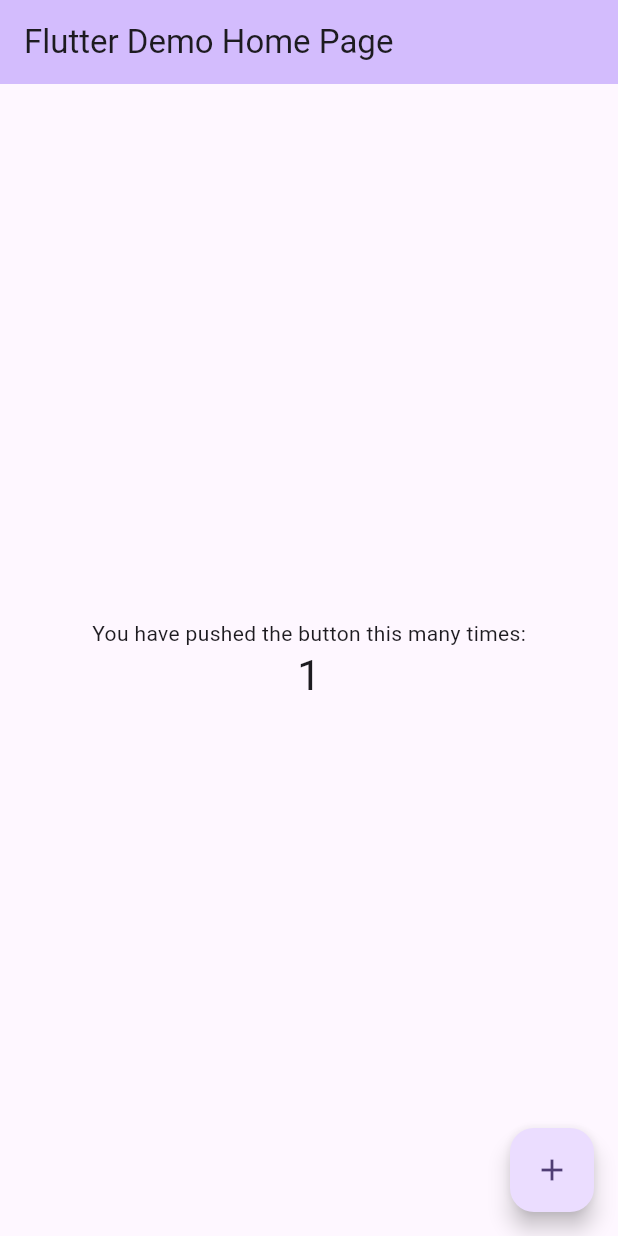
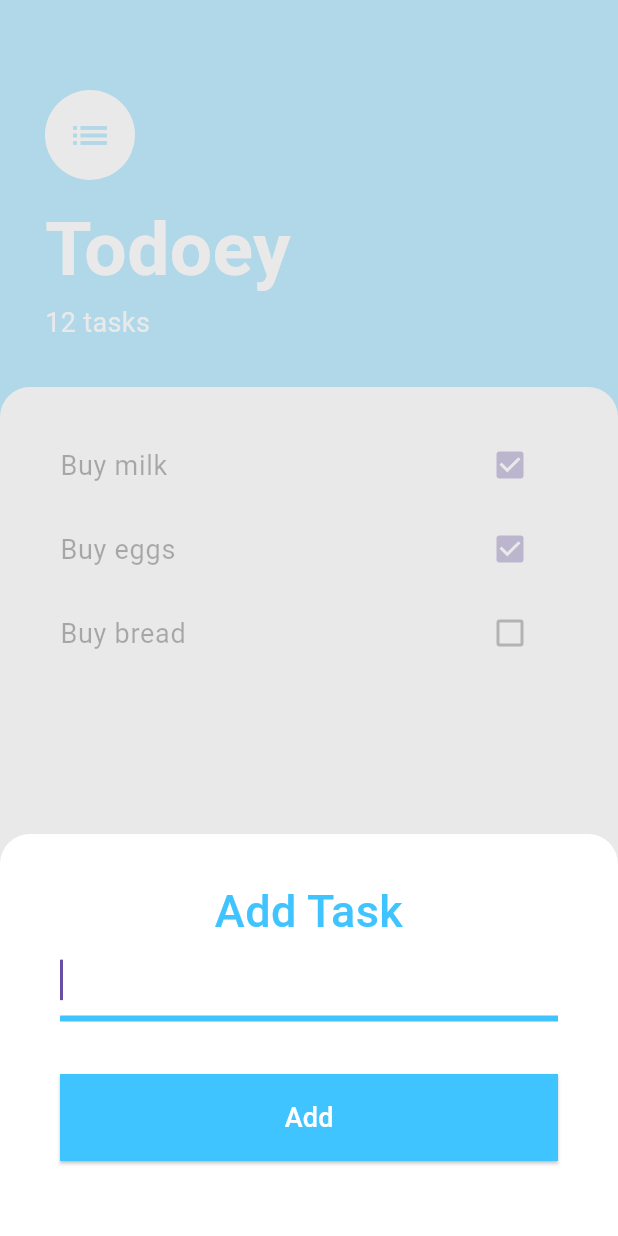
Before and after one commit to raphaelpinel/flutter-todoey, a Flutter app: the screen it shows after launch, after a tap on the "add" icon, on a phone screen of 412 x 824 dp. Run offline on Flutter 3.47's test engine with Material 3 defaults, Android fonts, the phone set to English and light mode, and no system bars.

Commit message:
Create tasks list and add task modal

```diff
--- a/lib/main.dart
+++ b/lib/main.dart
@@ -1,125 +1,25 @@
 import 'package:flutter/material.dart';
+import 'package:flutter/services.dart';
+import 'package:todoey_flutter/screens/tasks_screen.dart';
 
-void main() {
-  runApp(const MyApp());
-}
+void main() => runApp(const MyApp());
 
 class MyApp extends StatelessWidget {
   const MyApp({super.key});
 
-  // This widget is the root of your application.
+
   @override
   Widget build(BuildContext context) {
+    SystemChrome.setSystemUIOverlayStyle(const SystemUiOverlayStyle(
+      systemNavigationBarColor: Colors.transparent, // navigation bar color
+      statusBarColor: Colors.lightBlueAccent, // status bar color
+    ));
     return MaterialApp(
-      title: 'Flutter Demo',
       theme: ThemeData(
-        // This is the theme of your application.
-        //
-        // TRY THIS: Try running your application with "flutter run". You'll see
-        // the application has a purple toolbar. Then, without quitting the app,
-        // try changing the seedColor in the colorScheme below to Colors.green
-        // and then invoke "hot reload" (save your changes or press the "hot
-        // reload" button in a Flutter-supported IDE, or press "r" if you used
-        // the command line to start the app).
-        //
-        // Notice that the counter didn't reset back to zero; the application
-        // state is not lost during the reload. To reset the state, use hot
-        // restart instead.
-        //
-        // This works for code too, not just values: Most code changes can be
-        // tested with just a hot reload.
-        colorScheme: ColorScheme.fromSeed(seedColor: Colors.deepPurple),
-        useMaterial3: true,
+          primaryColor: Colors.lightBlueAccent,
+          scaffoldBackgroundColor: Colors.lightBlueAccent,
       ),
-      home: const MyHomePage(title: 'Flutter Demo Home Page'),
+        home: const TasksScreen()
     );
   }
 }
-
-class MyHomePage extends StatefulWidget {
-  const MyHomePage({super.key, required this.title});
-
-  // This widget is the home page of your application. It is stateful, meaning
-  // that it has a State object (defined below) that contains fields that affect
-  // how it looks.
-
-  // This class is the configuration for the state. It holds the values (in this
-  // case the title) provided by the parent (in this case the App widget) and
-  // used by the build method of the State. Fields in a Widget subclass are
-  // always marked "final".
-
-  final String title;
-
-  @override
-  State<MyHomePage> createState() => _MyHomePageState();
-}
-
-class _MyHomePageState extends State<MyHomePage> {
-  int _counter = 0;
-
-  void _incrementCounter() {
-    setState(() {
-      // This call to setState tells the Flutter framework that something has
-      // changed in this State, which causes it to rerun the build method below
-      // so that the display can reflect the updated values. If we changed
-      // _counter without calling setState(), then the build method would not be
-      // called again, and so nothing would appear to happen.
-      _counter++;
-    });
-  }
-
-  @override
-  Widget build(BuildContext context) {
-    // This method is rerun every time setState is called, for instance as done
-    // by the _incrementCounter method above.
-    //
-    // The Flutter framework has been optimized to make rerunning build methods
-    // fast, so that you can just rebuild anything that needs updating rather
-    // than having to individually change instances of widgets.
-    return Scaffold(
-      appBar: AppBar(
-        // TRY THIS: Try changing the color here to a specific color (to
-        // Colors.amber, perhaps?) and trigger a hot reload to see the AppBar
-        // change color while the other colors stay the same.
-        backgroundColor: Theme.of(context).colorScheme.inversePrimary,
-        // Here we take the value from the MyHomePage object that was created by
-        // the App.build method, and use it to set our appbar title.
-        title: Text(widget.title),
-      ),
-      body: Center(
-        // Center is a layout widget. It takes a single child and positions it
-        // in the middle of the parent.
-        child: Column(
-          // Column is also a layout widget. It takes a list of children and
-          // arranges them vertically. By default, it sizes itself to fit its
-          // children horizontally, and tries to be as tall as its parent.
-          //
-          // Column has various properties to control how it sizes itself and
-          // how it positions its children. Here we use mainAxisAlignment to
-          // center the children vertically; the main axis here is the vertical
-          // axis because Columns are vertical (the cross axis would be
-          // horizontal).
-          //
-          // TRY THIS: Invoke "debug painting" (choose the "Toggle Debug Paint"
-          // action in the IDE, or press "p" in the console), to see the
-          // wireframe for each widget.
-          mainAxisAlignment: MainAxisAlignment.center,
-          children: <Widget>[
-            const Text(
-              'You have pushed the button this many times:',
-            ),
-            Text(
-              '$_counter',
-              style: Theme.of(context).textTheme.headlineMedium,
-            ),
-          ],
-        ),
-      ),
-      floatingActionButton: FloatingActionButton(
-        onPressed: _incrementCounter,
-        tooltip: 'Increment',
-        child: const Icon(Icons.add),
-      ), // This trailing comma makes auto-formatting nicer for build methods.
-    );
-  }
-}
--- /dev/null
+++ b/lib/models/task.dart
@@ -0,0 +1,10 @@
+class Task {
+  final String name;
+  bool isDone;
+
+  Task({required this.name, this.isDone = false});
+
+  void toggleDone() {
+    isDone = !isDone;
+  }
+}
--- /dev/null
+++ b/lib/screens/tasks_screen.dart
@@ -0,0 +1,205 @@
+import 'package:flutter/material.dart';
+import 'package:todoey_flutter/models/task.dart';
+import 'package:todoey_flutter/widgets/tasks_list.dart';
+
+class TasksScreen extends StatefulWidget {
+  const TasksScreen({super.key});
+
+  @override
+  State<TasksScreen> createState() => _TasksScreenState();
+}
+
+class _TasksScreenState extends State<TasksScreen> {
+  final List<Task> tasks = [
+    Task(name: 'Buy milk', isDone: true),
+    Task(name: 'Buy eggs', isDone: true),
+    Task(name: 'Buy bread', isDone: false),
+  ];
+
+  late TextEditingController taskController;
+
+  @override
+  void initState() {
+    super.initState();
+    taskController = TextEditingController();
+  }
+
+  @override
+  void dispose() {
+    taskController.dispose();
+    super.dispose();
+  }
+
+  void _addTask() {
+    final String newTaskTitle = taskController.text;
+    if (newTaskTitle.isEmpty) return;
+    setState(() {
+      tasks.add(Task(name: newTaskTitle));
+    });
+  }
+
+  void _openAddTaskModal(BuildContext context) {
+    showModalBottomSheet(
+      isScrollControlled: true,
+      useSafeArea: true,
+      barrierColor: Colors.grey[300]!.withOpacity(0.7),
+      context: context,
+      builder: (BuildContext context) {
+        return SingleChildScrollView(
+          padding: EdgeInsets.only(
+            bottom: MediaQuery.of(context).viewInsets.bottom,
+          ),
+          child: Container(
+            decoration: const BoxDecoration(
+              color: Colors.white,
+              borderRadius: BorderRadius.only(
+                topLeft: Radius.circular(20.0),
+                topRight: Radius.circular(20.0),
+              ),
+            ),
+            padding:
+                const EdgeInsets.symmetric(horizontal: 40.0, vertical: 30.0),
+            child: Column(
+              mainAxisSize: MainAxisSize.min,
+              crossAxisAlignment: CrossAxisAlignment.stretch,
+              children: <Widget>[
+                const Text(
+                  'Add Task',
+                  style: TextStyle(
+                    color: Colors.lightBlueAccent,
+                    fontSize: 30.0,
+                    fontWeight: FontWeight.w500,
+                  ),
+                  textAlign: TextAlign.center,
+                ),
+                // const SizedBox(height: 10.0),
+                Container(
+                  decoration: const BoxDecoration(
+                    border: Border(
+                      bottom: BorderSide(
+                        color: Colors.lightBlueAccent,
+                        width: 4.0,
+                      ),
+                    ),
+                  ),
+                  child: TextField(
+                    autofocus: true,
+                    controller: taskController,
+                    style: const TextStyle(fontSize: 18.0),
+                    decoration: const InputDecoration(
+                      border: InputBorder.none,
+                      contentPadding: EdgeInsets.zero,
+                    ),
+                    onSubmitted: (value) {
+                      if (value.isNotEmpty) {
+                        _addTask();
+                        Navigator.pop(
+                            context); // Close the modal after adding the task
+                      }
+                    },
+                  ),
+                ),
+                const SizedBox(height: 35.0),
+                ElevatedButton(
+                  onPressed: () {
+                    // Add task logic here (if needed separately)
+                    // This is for the button to close the modal without adding the task
+                    _addTask();
+                    Navigator.pop(context);
+                    taskController.clear();
+                  },
+                  style: ElevatedButton.styleFrom(
+                    backgroundColor: Colors.lightBlueAccent,
+                    shape: const RoundedRectangleBorder(
+                      borderRadius: BorderRadius.all(Radius.circular(0.0)),
+                    ),
+                    padding: const EdgeInsets.symmetric(vertical: 16.0),
+                  ),
+                  child: const SizedBox(
+                    width: double.infinity,
+                    child: Center(
+                      child: Text(
+                        'Add',
+                        style: TextStyle(color: Colors.white, fontSize: 18.0),
+                      ),
+                    ),
+                  ),
+                ),
+                const SizedBox(height: 20.0), // Additional space at the bottom
+              ],
+            ),
+          ),
+        );
+      },
+    ).whenComplete(() => taskController.clear());
+  }
+
+  @override
+  Widget build(BuildContext context) {
+    return Scaffold(
+        backgroundColor: Colors.lightBlueAccent,
+        body: Column(
+          crossAxisAlignment: CrossAxisAlignment.start,
+          children: [
+            Container(
+              padding: const EdgeInsets.only(
+                  top: 60.0, left: 30.0, right: 30.0, bottom: 30.0),
+              child: const Column(
+                crossAxisAlignment: CrossAxisAlignment.start,
+                children: [
+                  CircleAvatar(
+                    backgroundColor: Colors.white,
+                    radius: 30.0,
+                    child: Icon(Icons.list,
+                        size: 30.0, color: Colors.lightBlueAccent),
+                  ),
+                  SizedBox(
+                    height: 10.0,
+                  ),
+                  Text(
+                    'Todoey',
+                    style: TextStyle(
+                      color: Colors.white,
+                      fontSize: 50.0,
+                      fontWeight: FontWeight.w700,
+                    ),
+                  ),
+                  Text(
+                    '12 tasks',
+                    style: TextStyle(
+                      color: Colors.white,
+                      fontSize: 18,
+                    ),
+                  ),
+                ],
+              ),
+            ),
+            Expanded(
+              child: Container(
+                padding:
+                    const EdgeInsets.symmetric(vertical: 24, horizontal: 16),
+                decoration: const BoxDecoration(
+                  color: Colors.white,
+                  borderRadius: BorderRadius.only(
+                    topLeft: Radius.circular(20.0),
+                    topRight: Radius.circular(20.0),
+                  ),
+                ),
+                child: TasksList(tasks: tasks),
+              ),
+            ),
+          ],
+        ),
+        floatingActionButton: FloatingActionButton(
+          backgroundColor: Colors.lightBlueAccent,
+          shape: const CircleBorder(),
+          child: const Icon(
+            Icons.add,
+            color: Colors.white,
+          ),
+          onPressed: () {
+            _openAddTaskModal(context);
+          },
+        ));
+  }
+}
--- /dev/null
+++ b/lib/widgets/tasks_list.dart
@@ -0,0 +1,34 @@
+import 'package:flutter/material.dart';
+import 'package:todoey_flutter/models/task.dart';
+
+class TasksList extends StatelessWidget {
+  const TasksList({
+    super.key,
+    required this.tasks,
+  });
+
+  final List<Task> tasks;
+
+  @override
+  Widget build(BuildContext context) {
+    return ListView.builder(
+      itemCount: tasks.length,
+      padding: const EdgeInsets.symmetric(horizontal: 8.0),
+      itemBuilder: (context, index) {
+        return Padding(
+          padding: const EdgeInsets.symmetric(vertical: 0.0),
+          child: ListTile(
+            title: Text(
+              tasks[index].name,
+              style: const TextStyle(fontSize: 18.0),
+            ),
+            trailing: Checkbox(
+              value: tasks[index].isDone,
+              onChanged: (bool? value) {},
+            ),
+          ),
+        );
+      },
+    );
+  }
+}
```
